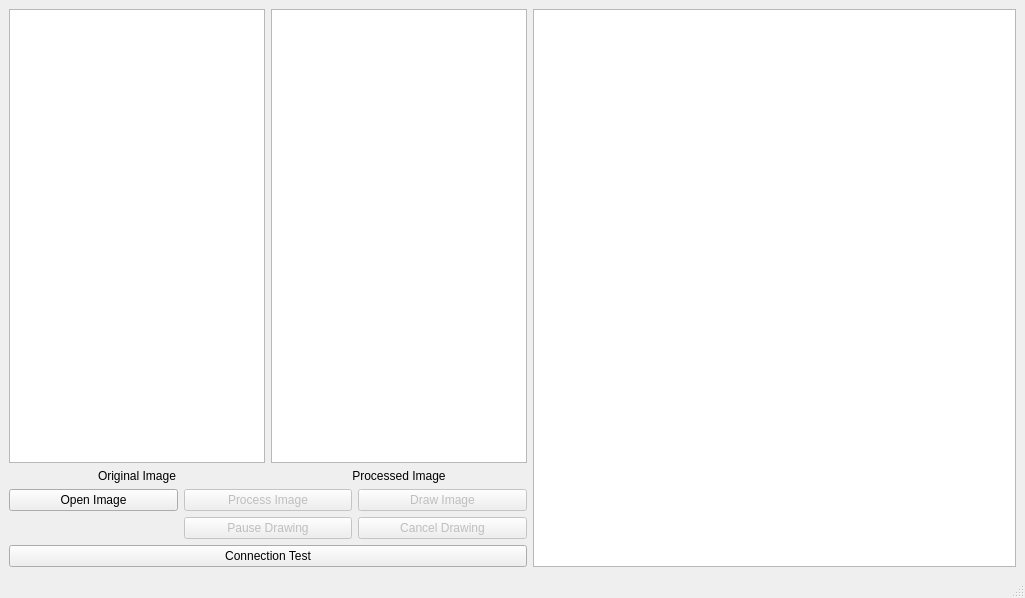
Old version of the form gui.ui in the repository Senior-Design-Robot/rpi-pc-software.
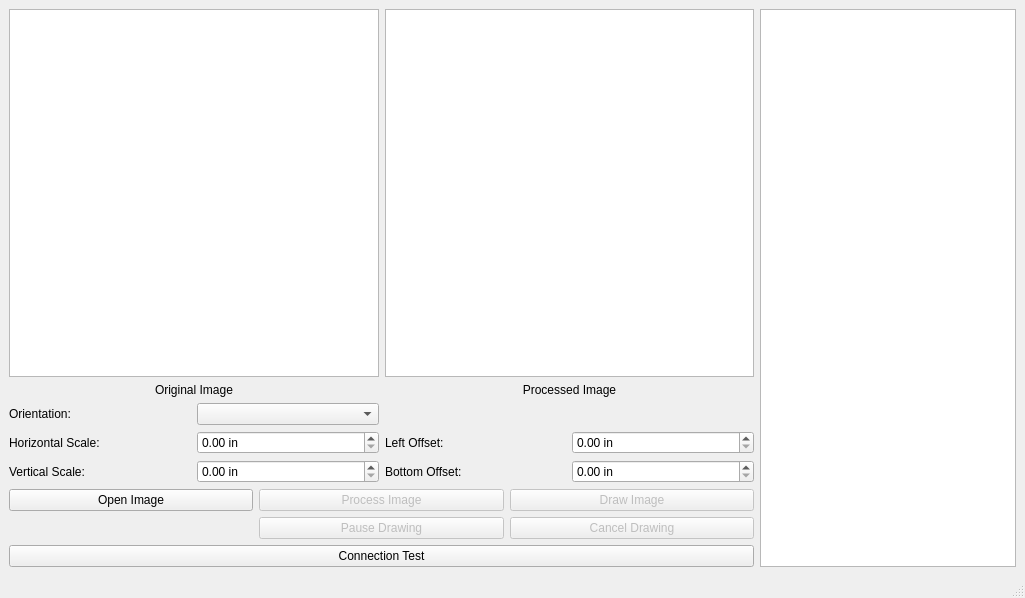
New version of the form.

The edit to the form file:
```diff
--- a/gui.ui
+++ b/gui.ui
@@ -19,19 +19,12 @@
      <layout class="QVBoxLayout" name="left_column">
       <item>
        <layout class="QGridLayout" name="image_grid">
+        <item row="1" column="0">
+         <widget class="QGraphicsView" name="beforeImage"/>
+        </item>
         <item row="1" column="1">
          <widget class="QGraphicsView" name="afterImage"/>
         </item>
-        <item row="2" column="1">
-         <widget class="QLabel" name="label_4">
-          <property name="text">
-           <string>Processed Image</string>
-          </property>
-          <property name="alignment">
-           <set>Qt::AlignCenter</set>
-          </property>
-         </widget>
-        </item>
         <item row="2" column="0">
          <widget class="QLabel" name="label_3">
           <property name="text">
@@ -42,8 +35,85 @@
           </property>
          </widget>
         </item>
+        <item row="2" column="1">
+         <widget class="QLabel" name="label_4">
+          <property name="text">
+           <string>Processed Image</string>
+          </property>
+          <property name="alignment">
+           <set>Qt::AlignCenter</set>
+          </property>
+         </widget>
+        </item>
+       </layout>
+      </item>
+      <item>
+       <layout class="QGridLayout" name="image_scale_grid">
         <item row="1" column="0">
-         <widget class="QGraphicsView" name="beforeImage"/>
+         <widget class="QLabel" name="label">
+          <property name="text">
+           <string>Horizontal Scale:</string>
+          </property>
+         </widget>
+        </item>
+        <item row="1" column="1">
+         <widget class="QDoubleSpinBox" name="h_scale_spin">
+          <property name="suffix">
+           <string notr="true"> in</string>
+          </property>
+         </widget>
+        </item>
+        <item row="1" column="2">
+         <widget class="QLabel" name="label_2">
+          <property name="text">
+           <string>Left Offset:</string>
+          </property>
+         </widget>
+        </item>
+        <item row="2" column="1">
+         <widget class="QDoubleSpinBox" name="v_scale_spin">
+          <property name="suffix">
+           <string notr="true"> in</string>
+          </property>
+         </widget>
+        </item>
+        <item row="1" column="3">
+         <widget class="QDoubleSpinBox" name="h_offset_spin">
+          <property name="suffix">
+           <string notr="true"> in</string>
+          </property>
+         </widget>
+        </item>
+        <item row="2" column="0">
+         <widget class="QLabel" name="label_5">
+          <property name="text">
+           <string>Vertical Scale:</string>
+          </property>
+         </widget>
+        </item>
+        <item row="2" column="2">
+         <widget class="QLabel" name="label_6">
+          <property name="text">
+           <string>Bottom Offset:</string>
+          </property>
+         </widget>
+        </item>
+        <item row="2" column="3">
+         <widget class="QDoubleSpinBox" name="v_offset_spin">
+          <property name="suffix">
+           <string notr="true"> in</string>
+          </property>
+         </widget>
+        </item>
+        <item row="0" column="1">
+         <widget class="QComboBox" name="orientation_combo"/>
+        </item>
+        <item row="0" column="0">
+         <widget class="QLabel" name="label_7">
+          <property name="text">
+           <string>Orientation:</string>
+          </property>
+         </widget>
         </item>
        </layout>
       </item>
@@ -108,7 +178,14 @@
      </layout>
     </item>
     <item>
-     <widget class="QTableView" name="esp_table_view"/>
+     <widget class="QTableView" name="esp_table_view">
+      <property name="sizePolicy">
+       <sizepolicy hsizetype="Minimum" vsizetype="Expanding">
+        <horstretch>0</horstretch>
+        <verstretch>0</verstretch>
+       </sizepolicy>
+      </property>
+     </widget>
     </item>
    </layout>
   </widget>
```
